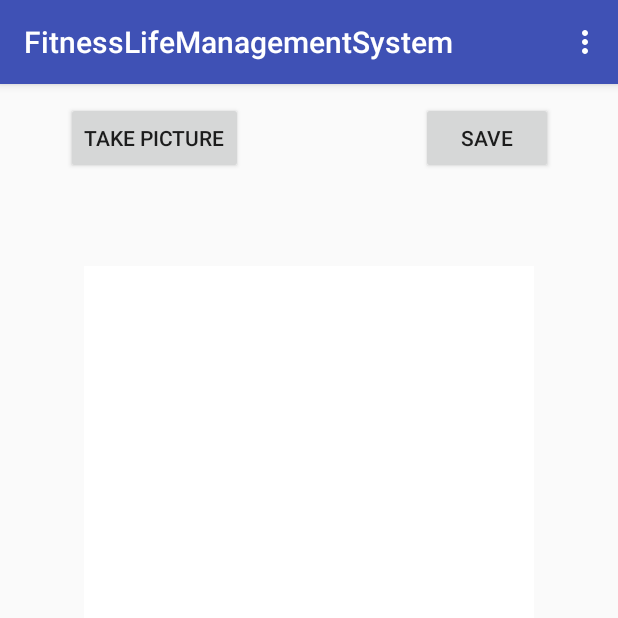
After one commit to Colleen2880/FitnessLifeManagementSystem, an Android app: the Main3Activity screen opened directly, with no data from a screen before it, on a phone screen of 412 x 824 dp, the top half of it. The commit adds this screen. Run offline under Robolectric (Android 15) with nearby library versions, the light colour scheme and no system bars.

Commit message:
Fifth Commit

```diff
--- /dev/null
+++ b/app/src/main/java/com/bignerdranch/android/fitnesslifemanagementsystem/Main3Activity.java
@@ -0,0 +1,116 @@
+package com.bignerdranch.android.fitnesslifemanagementsystem;
+
+import android.content.Intent;
+import android.graphics.Bitmap;
+import android.nfc.Tag;
+import android.os.Environment;
+import android.provider.MediaStore;
+import android.support.v7.app.AppCompatActivity;
+import android.os.Bundle;
+import android.util.Log;
+import android.view.Menu;
+import android.view.MenuInflater;
+import android.view.MenuItem;
+import android.view.View;
+import android.widget.Button;
+import android.widget.ImageView;
+import android.widget.RelativeLayout;
+import android.widget.Toast;
+import java.io.ByteArrayOutputStream;
+import java.io.File;
+import java.io.FileOutputStream;
+import java.io.IOException;
+
+public class Main3Activity extends AppCompatActivity {
+
+    Button bimpic;
+    ImageView imgTakenPic;
+    Button save;
+
+
+    private static final int CAM_REQUEST = 1313;
+
+    @Override
+    protected void onCreate(Bundle savedInstanceState) {
+        super.onCreate(savedInstanceState);
+        setContentView(R.layout.activity_main3);
+
+        bimpic = (Button) findViewById(R.id.buttonTakePicture);
+        imgTakenPic = (ImageView) findViewById(R.id.imageViewPicture);
+        save = (Button) findViewById(R.id.buttonSave);
+
+
+        bimpic.setOnClickListener(new btnTakePhotoClicker());
+
+
+    }
+
+    @Override
+    protected void onActivityResult(int requestCode, int resultCode, Intent data) {
+        super.onActivityResult(requestCode, resultCode, data);
+
+        if (requestCode == CAM_REQUEST) {
+            Bitmap bimpic = (Bitmap) data.getExtras().get("data");
+            imgTakenPic.setImageBitmap(bimpic);
+
+        }
+    }
+
+
+    class btnTakePhotoClicker implements Button.OnClickListener {
+        @Override
+        public void onClick(View view) {
+
+
+            final RelativeLayout layout = (RelativeLayout) findViewById(R.id.relativeLayout2);
+
+
+            Intent intent = new Intent(MediaStore.ACTION_IMAGE_CAPTURE);
+            startActivityForResult(intent, CAM_REQUEST);
+        }
+
+    }
+
+    public void onClick(View view) {
+        String FILE_NAME = "camera_photos.png";
+        File path = Environment.getExternalStoragePublicDirectory(Environment.DIRECTORY_PICTURES);
+        File file = new File(path, FILE_NAME);
+
+        try {
+            path.mkdirs();
+            Toast.makeText(this, "Saved", Toast.LENGTH_SHORT).show();
+        } catch (Exception e) {
+            e.printStackTrace();
+        }
+    }
+
+    @Override
+    public boolean onCreateOptionsMenu(Menu menu) {
+
+        MenuInflater inflater = getMenuInflater();
+        inflater.inflate(R.menu.settings, menu);
+
+        return true;
+    }
+
+    ;
+
+    @Override
+    public boolean onOptionsItemSelected(MenuItem item) {
+        switch (item.getItemId()) {
+            case R.id.logoff_menu:
+                Intent i = new Intent(Main3Activity.this, LoginActivity.class);
+                startActivity(i);
+            case R.id.take_picture:
+                Intent intent = new Intent(Main3Activity.this, Main2Activity.class);
+                startActivity(intent);
+            case R.id.HomeMenuOption:
+                Intent intent3 = new Intent(Main3Activity.this, CustomersActivity.class);
+                startActivity(intent3);
+            default:
+                return super.onOptionsItemSelected(item);
+        }
+
+    }
+
+}
--- a/app/src/main/java/com/bignerdranch/android/fitnesslifemanagementsystem/MainActivity.java
+++ b/app/src/main/java/com/bignerdranch/android/fitnesslifemanagementsystem/MainActivity.java
@@ -50,6 +50,12 @@ public class MainActivity extends AppCompatActivity {
             case R.id.logoff_menu:
                 Intent i = new Intent(MainActivity.this, LoginActivity.class);
                 startActivity(i);
+            case R.id.take_picture:
+                Intent intent = new Intent(MainActivity.this, Main2Activity.class);
+                startActivity(intent);
+            case R.id.HomeMenuOption:
+                Intent intent3 = new Intent(MainActivity.this, CustomersActivity.class);
+                startActivity(intent3);
             default:
                 return super.onOptionsItemSelected(item);
         }
--- /dev/null
+++ b/app/src/main/res/layout/activity_main3.xml
@@ -0,0 +1,50 @@
+<?xml version="1.0" encoding="utf-8"?>
+<RelativeLayout
+    xmlns:android="http://schemas.android.com/apk/res/android"
+    xmlns:app="http://schemas.android.com/apk/res-auto"
+    xmlns:tools="http://schemas.android.com/tools"
+    android:layout_width="match_parent"
+    android:layout_height="match_parent"
+    android:id="@+id/relativeLayout2"
+    tools:context="com.bignerdranch.android.fitnesslifemanagementsystem.Main2Activity">
+
+
+    <Button
+        android:id="@+id/buttonTakePicture"
+        android:layout_width="wrap_content"
+        android:layout_height="wrap_content"
+        android:layout_marginTop="12dp"
+        android:text="@string/take_picture"
+        android:layout_alignParentTop="true"
+        android:layout_alignParentLeft="true"
+        android:layout_alignParentStart="true"
+        android:layout_marginLeft="44dp"
+        android:layout_marginStart="44dp"/>
+
+    <ImageView
+        android:id="@+id/imageViewPicture"
+        android:layout_width="300dp"
+        android:layout_height="300dp"
+        app:srcCompat="@android:color/background_light"
+        android:scaleType="centerCrop"
+
+
+        android:layout_below="@+id/buttonSave"
+        android:layout_centerHorizontal="true"
+        android:layout_marginTop="61dp"/>
+
+    <Button
+        android:id="@+id/buttonSave"
+        android:layout_width="wrap_content"
+        android:layout_height="wrap_content"
+
+        android:onClick="onClick"
+        android:text="@string/save"
+        android:layout_marginRight="43dp"
+        android:layout_marginEnd="43dp"
+        android:layout_alignBaseline="@+id/buttonTakePicture"
+        android:layout_alignBottom="@+id/buttonTakePicture"
+        android:layout_alignParentRight="true"
+        android:layout_alignParentEnd="true"/>
+
+</RelativeLayout>
--- a/app/src/main/res/layout/edit_data_layout.xml
+++ b/app/src/main/res/layout/edit_data_layout.xml
@@ -48,6 +48,8 @@
 
 
 
+
+
     </LinearLayout>
 
 </RelativeLayout>
--- a/app/src/main/res/menu/settings.xml
+++ b/app/src/main/res/menu/settings.xml
@@ -7,4 +7,19 @@
 
     </item>
 
+    <item
+        android:id="@+id/take_picture"
+        android:title="@string/take_picture">
+
+    </item>
+
+    <item
+        android:id="@+id/HomeMenuOption"
+        android:title="@string/home">
+
+
+    </item>
+
+
+
 </menu>
--- a/app/src/main/res/values/strings.xml
+++ b/app/src/main/res/values/strings.xml
@@ -30,6 +30,7 @@
     <string name="customersname_hint">Enter a customers name</string>
     <string name="View_Data">View Data</string>
     <string name="DELETE">DELETE</string>
+    <string name="take_picture">Take Picture</string>
 
 
     <!-- Strings related to login -->
```
Also changed, not shown: app/src/main/AndroidManifest.xml (+6 -6 lines), app/src/main/java/com/bignerdranch/android/fitnesslifemanagementsystem/Main2Activity.java (+32 -0 lines).
